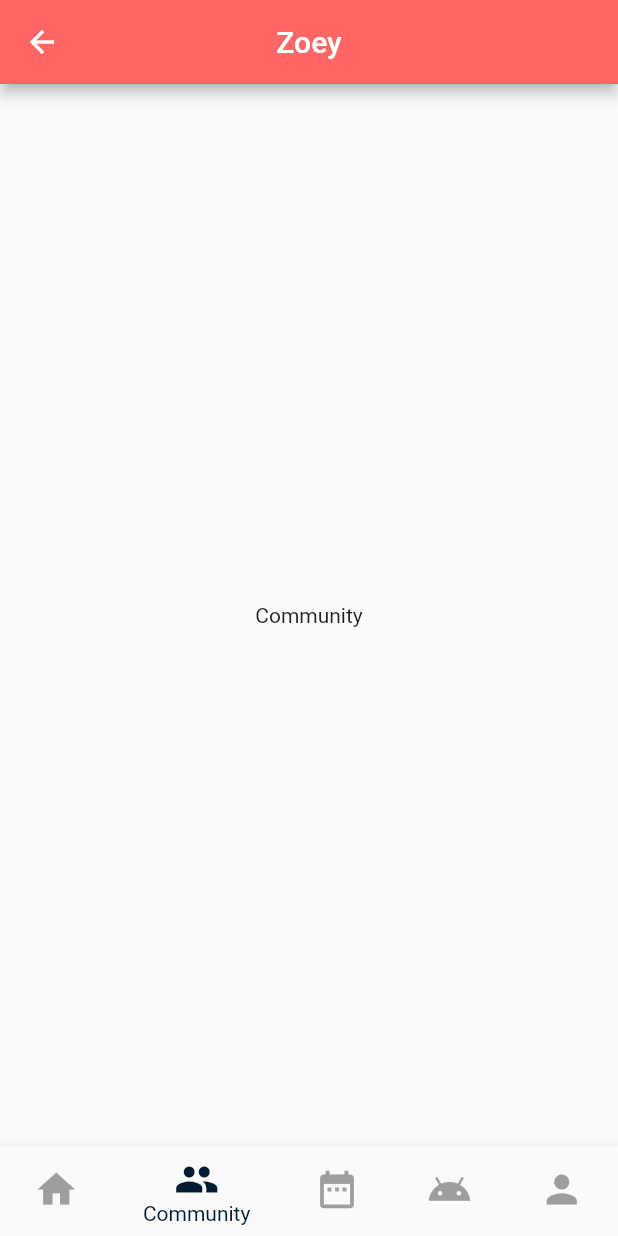
After one commit to Musa-Mabasa/Bayer-Rise-Hackathon, a Flutter app: the App screen opened directly, item 2 of the bottom bar chosen, on a phone screen of 412 x 824 dp. The commit adds this screen. Run offline on Flutter 3.47's test engine with Material 2 defaults, Android fonts, the phone set to English and light mode, and no system bars; our stand-ins replace flutter_signin_button, google_fonts, grouped_list, youtube_player_flutter.

Commit message:
🔥 A few changes

```diff
--- /dev/null
+++ b/zoeyapp/lib/app.dart
@@ -0,0 +1,64 @@
+import 'package:flutter/material.dart';
+import 'package:zoeyapp/home.dart';
+
+class App extends StatefulWidget {
+  const App({Key? key}) : super(key: key);
+
+  @override
+  AppState createState() => AppState();
+}
+
+class AppState extends State<App> {
+  int currentIndex = 0;
+  final screens = [
+    const Home(),
+    const Center(child: Text('Community')),
+    const Center(child: Text('Calendar')),
+    const Center(child: Text('ChatBot')),
+    const Center(child: Text('Profile')),
+  ];
+
+  @override
+  Widget build(BuildContext context) {
+    return Scaffold(
+      appBar: AppBar(
+        title: const Text('Zoey'),
+        centerTitle: true,
+        backgroundColor: Color(0xFFff6666),
+      ),
+      body: screens[currentIndex],
+      bottomNavigationBar: BottomNavigationBar(
+        type: BottomNavigationBarType.shifting,
+        currentIndex: currentIndex,
+        onTap: (index) => setState(() {
+          currentIndex = index;
+        }),
+        items: const [
+          BottomNavigationBarItem(
+            icon: Icon(Icons.home),
+            label: 'Home',
+          ),
+          BottomNavigationBarItem(
+            icon: Icon(Icons.people),
+            label: 'Community',
+          ),
+          BottomNavigationBarItem(
+            icon: Icon(Icons.date_range),
+            label: 'Calendar',
+          ),
+          BottomNavigationBarItem(
+            icon: Icon(Icons.android),
+            label: 'ChatBot',
+          ),
+          BottomNavigationBarItem(
+            icon: Icon(Icons.person),
+            label: 'Profile',
+          ),
+        ],
+        unselectedItemColor: Colors.grey,
+        selectedItemColor: const Color(0xFF001C30),
+        iconSize: 30,
+      ),
+    );
+  }
+}
--- a/zoeyapp/lib/authentication/login.dart
+++ b/zoeyapp/lib/authentication/login.dart
@@ -1,5 +1,6 @@
 import 'package:flutter/material.dart';
 import 'package:flutter_signin_button/flutter_signin_button.dart';
+import 'package:zoeyapp/app.dart';
 import 'package:zoeyapp/home.dart';
 // import 'package:stem_wiz/src/authentication/phone_number_auth.dart';
 // import 'package:stem_wiz/src/home_page/home_page.dart';
@@ -106,7 +107,7 @@ class LoginPageState extends State<LoginPage> {
                         const Duration(milliseconds: 1500),
                         () {
                           Navigator.of(context).push(MaterialPageRoute(
-                              builder: (context) => const Home()));
+                              builder: (context) => const App()));
                           setState(() {
                             isValidating = false;
                           });
@@ -120,7 +121,7 @@ class LoginPageState extends State<LoginPage> {
                           borderRadius: BorderRadius.circular(14),
                         )),
                         backgroundColor: MaterialStateProperty.all<Color>(
-                            const Color(0xFFEF9CAF)),
+                            const Color(0xFFff6666)),
                         fixedSize: MaterialStateProperty.all<Size>(Size(
                             MediaQuery.of(context).size.width * 0.8,
                             MediaQuery.of(context).size.width * 0.12))),
```
Also changed, not shown: zoeyapp/lib/home.dart (+24 -3 lines), 1 other file.
